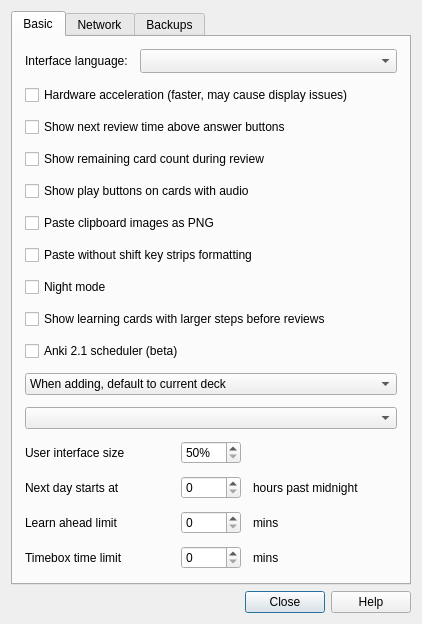
Qt form qt/designer/preferences.ui (ankitects/anki) before a commit.
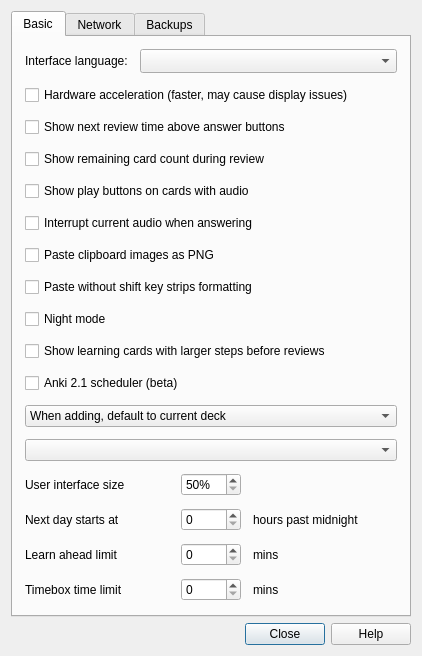
The same form after that commit.

Commit message: add option to disable audio interrupting

```diff
--- a/qt/designer/preferences.ui
+++ b/qt/designer/preferences.ui
@@ -7,7 +7,7 @@
     <x>0</x>
     <y>0</y>
     <width>422</width>
-    <height>586</height>
+    <height>611</height>
    </rect>
   </property>
   <property name="windowTitle">
@@ -94,6 +94,13 @@
          </property>
         </widget>
        </item>
+       <item>
+        <widget class="QCheckBox" name="interrupt_audio">
+         <property name="text">
+          <string>Interrupt current audio when answering</string>
+         </property>
+        </widget>
+       </item>
        <item>
         <widget class="QCheckBox" name="pastePNG">
          <property name="text">
```
Left out of the diff: 1 changed line with no effect on the pictures. The commit also changes 3 other files.
